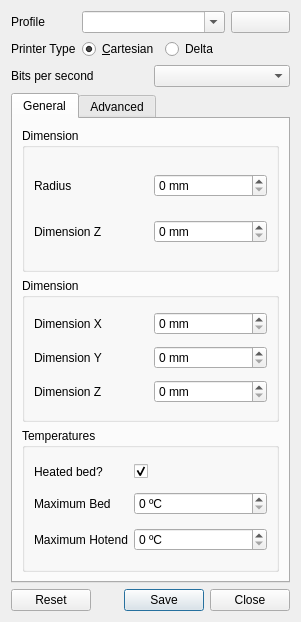
KDE/atelier, file src/dialogs/profilesdialog.ui: the form before one commit.
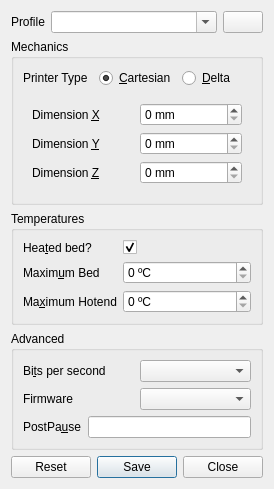
The form after the commit.

What changed in the file:
```diff
--- a/src/dialogs/profilesdialog.ui
+++ b/src/dialogs/profilesdialog.ui
@@ -6,8 +6,8 @@
    <rect>
     <x>0</x>
     <y>0</y>
-    <width>301</width>
-    <height>622</height>
+    <width>0</width>
+    <height>0</height>
    </rect>
   </property>
   <property name="windowTitle">
@@ -15,8 +15,8 @@
   </property>
   <layout class="QVBoxLayout" name="verticalLayout">
    <item>
-    <layout class="QGridLayout" name="gridLayout_3">
-     <item row="0" column="0">
+    <layout class="QHBoxLayout" name="horizontalLayout_2">
+     <item>
       <widget class="QLabel" name="label_20">
        <property name="text">
         <string>Profile</string>
@@ -26,38 +26,20 @@
        </property>
       </widget>
      </item>
-     <item row="3" column="1">
-      <widget class="QRadioButton" name="cartesianRB">
-       <property name="text">
-        <string>&amp;Cartesian</string>
-       </property>
-       <property name="checked">
-        <bool>true</bool>
-       </property>
-      </widget>
-     </item>
-     <item row="3" column="0">
-      <widget class="QLabel" name="label_7">
-       <property name="text">
-        <string>Printer Type</string>
-       </property>
-      </widget>
-     </item>
-     <item row="3" column="2">
-      <widget class="QRadioButton" name="deltaRB">
-       <property name="text">
-        <string>Delta</string>
-       </property>
-      </widget>
-     </item>
-     <item row="0" column="1" colspan="2">
+     <item>
       <widget class="QComboBox" name="profileCB">
+       <property name="sizePolicy">
+        <sizepolicy hsizetype="MinimumExpanding" vsizetype="Fixed">
+         <horstretch>0</horstretch>
+         <verstretch>0</verstretch>
+        </sizepolicy>
+       </property>
        <property name="editable">
         <bool>true</bool>
        </property>
       </widget>
      </item>
-     <item row="0" column="3">
+     <item>
       <widget class="QPushButton" name="removeProfilePB">
        <property name="toolTip">
         <string>Remove Profile</string>
@@ -73,65 +55,59 @@
     </layout>
    </item>
    <item>
-    <layout class="QHBoxLayout" name="horizontalLayout">
+    <widget class="QGroupBox" name="groupBox_2">
+     <property name="title">
+      <string>Mechanics</string>
+     </property>
+     <layout class="QVBoxLayout" name="verticalLayout_6">
      <item>
-      <widget class="QLabel" name="label_9">
+       <layout class="QHBoxLayout" name="horizontalLayout_3">
+        <item>
+         <widget class="QLabel" name="label_7">
        <property name="text">
-        <string>Bits per second</string>
-       </property>
-       <property name="buddy">
-        <cstring>baudCB</cstring>
-       </property>
+           <string>Printer Type</string>
+          </property>
+         </widget>
+        </item>
+        <item>
+         <widget class="QRadioButton" name="cartesianRB">
+          <property name="text">
+           <string>&amp;Cartesian</string>
+          </property>
+          <property name="checked">
+           <bool>true</bool>
+          </property>
       </widget>
      </item>
      <item>
-      <widget class="QComboBox" name="baudCB"/>
+         <widget class="QRadioButton" name="deltaRB">
+          <property name="text">
+           <string>&amp;Delta</string>
+          </property>
+         </widget>
      </item>
     </layout>
    </item>
    <item>
-    <widget class="QTabWidget" name="tabWidget">
-     <property name="sizePolicy">
-      <sizepolicy hsizetype="Expanding" vsizetype="MinimumExpanding">
-       <horstretch>0</horstretch>
-       <verstretch>0</verstretch>
-      </sizepolicy>
-     </property>
+       <widget class="QStackedWidget" name="printerTypeStack">
      <property name="currentIndex">
-      <number>0</number>
-     </property>
-     <widget class="QWidget" name="tab">
-      <attribute name="title">
-       <string>General</string>
-      </attribute>
-      <layout class="QGridLayout" name="gridLayout_6">
-       <item row="0" column="0">
-        <widget class="QGroupBox" name="deltaGB">
-         <property name="title">
-          <string>Dimension</string>
-         </property>
-         <layout class="QGridLayout" name="gridLayout_4">
-          <item row="1" column="0">
-           <widget class="QLabel" name="label_14">
-            <property name="text">
-             <string>Dimension Z</string>
-            </property>
-            <property name="buddy">
-             <cstring>z_delta_dimensionSB</cstring>
-            </property>
-           </widget>
-          </item>
-          <item row="0" column="0">
+         <number>1</number>
+        </property>
+        <widget class="QWidget" name="pageDelta">
+         <layout class="QVBoxLayout" name="verticalLayout_2">
+          <item>
+           <layout class="QHBoxLayout" name="horizontalLayout_9">
+            <item>
            <widget class="QLabel" name="label_13">
             <property name="text">
-             <string>Radius</string>
+               <string>Radi&amp;us</string>
             </property>
             <property name="buddy">
              <cstring>radiusSB</cstring>
-            </property>            
-           </widget>
-          </item>
-          <item row="0" column="1">
+              </property>
+             </widget>
+            </item>
+            <item>
            <widget class="QSpinBox" name="radiusSB">
             <property name="suffix">
              <string> mm</string>
@@ -141,7 +117,21 @@
             </property>
            </widget>
           </item>
-          <item row="1" column="1">
+           </layout>
+          </item>
+          <item>
+           <layout class="QHBoxLayout" name="horizontalLayout_10">
+            <item>
+             <widget class="QLabel" name="label_14">
+              <property name="text">
+               <string>Dimension &amp;Z</string>
+              </property>
+              <property name="buddy">
+               <cstring>z_delta_dimensionSB</cstring>
+              </property>
+             </widget>
+            </item>
+            <item>
            <widget class="QSpinBox" name="z_delta_dimensionSB">
             <property name="suffix">
              <string> mm</string>
@@ -152,45 +142,24 @@
            </widget>
           </item>
          </layout>
-        </widget>
-       </item>
-       <item row="1" column="0">
-        <widget class="QGroupBox" name="cartesianGB">
-         <property name="title">
-          <string>Dimension</string>
-         </property>
-         <layout class="QGridLayout" name="gridLayout">
-          <item row="2" column="1">
-           <widget class="QLabel" name="label_4">
-            <property name="text">
-             <string>Dimension Z</string>
-            </property>
-            <property name="buddy">
-             <cstring>z_dimensionSB</cstring>
-            </property>            
-           </widget>
-          </item>
-          <item row="1" column="1">
-           <widget class="QLabel" name="label_3">
-            <property name="text">
-             <string>Dimension Y</string>
-            </property>
-            <property name="buddy">
-             <cstring>y_dimensionSB</cstring>
-            </property>            
-           </widget>
-          </item>
-          <item row="0" column="1">
+          </item>
+         </layout>
+        </widget>
+        <widget class="QWidget" name="pageCartesian">
+         <layout class="QVBoxLayout" name="verticalLayout_3">
+          <item>
+           <layout class="QHBoxLayout" name="horizontalLayout_6">
+            <item>
            <widget class="QLabel" name="label">
             <property name="text">
-             <string>Dimension X</string>
+               <string>Dimension &amp;X</string>
             </property>
             <property name="buddy">
              <cstring>x_dimensionSB</cstring>
-            </property>            
-           </widget>
-          </item>
-          <item row="0" column="2">
+              </property>
+             </widget>
+            </item>
+            <item>
            <widget class="QSpinBox" name="x_dimensionSB">
             <property name="suffix">
              <string> mm</string>
@@ -200,17 +169,21 @@
             </property>
            </widget>
           </item>
-          <item row="2" column="2">
-           <widget class="QSpinBox" name="z_dimensionSB">
-            <property name="suffix">
-             <string> mm</string>
-            </property>
-            <property name="maximum">
-             <number>999999999</number>
+           </layout>
+          </item>
+          <item>
+           <layout class="QHBoxLayout" name="horizontalLayout_7">
+            <item>
+             <widget class="QLabel" name="label_3">
+              <property name="text">
+               <string>Dimension &amp;Y</string>
+              </property>
+              <property name="buddy">
+               <cstring>y_dimensionSB</cstring>
             </property>
            </widget>
           </item>
-          <item row="1" column="2">
+            <item>
            <widget class="QSpinBox" name="y_dimensionSB">
             <property name="suffix">
              <string> mm</string>
@@ -221,9 +194,39 @@
            </widget>
           </item>
          </layout>
-        </widget>
-       </item>
-       <item row="2" column="0">
+          </item>
+          <item>
+           <layout class="QHBoxLayout" name="horizontalLayout_8">
+            <item>
+             <widget class="QLabel" name="label_4">
+              <property name="text">
+               <string>Dimension &amp;Z</string>
+              </property>
+              <property name="buddy">
+               <cstring>z_dimensionSB</cstring>
+              </property>
+             </widget>
+            </item>
+            <item>
+             <widget class="QSpinBox" name="z_dimensionSB">
+              <property name="suffix">
+               <string> mm</string>
+              </property>
+              <property name="maximum">
+               <number>999999999</number>
+              </property>
+             </widget>
+            </item>
+           </layout>
+          </item>
+         </layout>
+        </widget>
+       </widget>
+      </item>
+     </layout>
+    </widget>
+   </item>
+   <item>
         <widget class="QGroupBox" name="bedTempsGB">
          <property name="title">
           <string>Temperatures</string>
@@ -232,7 +235,7 @@
           <item row="0" column="0">
            <widget class="QLabel" name="label_5">
             <property name="text">
-             <string>Heated bed?</string>
+         <string>Hea&amp;ted bed?</string>
             </property>
             <property name="buddy">
              <cstring>heatedBedCK</cstring>
@@ -252,7 +255,7 @@
           <item row="1" column="0">
            <widget class="QLabel" name="label_2">
             <property name="text">
-             <string>Maximum Bed</string>
+         <string>Maxim&amp;um Bed</string>
             </property>
             <property name="buddy">
              <cstring>bedTempSB</cstring>
@@ -272,7 +275,7 @@
           <item row="2" column="0">
            <widget class="QLabel" name="label_11">
             <property name="text">
-             <string>Maximum Hotend</string>
+         <string>Ma&amp;ximum Hotend</string>
             </property>
             <property name="buddy">
              <cstring>extruderTempSB</cstring>
@@ -292,14 +295,32 @@
          </layout>
         </widget>
        </item>
-      </layout>
-     </widget>
-     <widget class="QWidget" name="tab_3">
-      <attribute name="title">
+   <item>
+    <widget class="QGroupBox" name="groupBox">
+     <property name="title">
        <string>Advanced</string>
-      </attribute>
-    <layout class="QGridLayout" name="gridLayout_7">
-        <item row="1" column="0">
+     </property>
+     <layout class="QVBoxLayout" name="verticalLayout_4">
+      <item>
+       <layout class="QHBoxLayout" name="horizontalLayout">
+        <item>
+         <widget class="QLabel" name="label_9">
+          <property name="text">
+           <string>Bi&amp;ts per second</string>
+          </property>
+          <property name="buddy">
+           <cstring>baudCB</cstring>
+          </property>
+         </widget>
+        </item>
+        <item>
+         <widget class="QComboBox" name="baudCB"/>
+        </item>
+       </layout>
+      </item>
+      <item>
+       <layout class="QHBoxLayout" name="horizontalLayout_5">
+        <item>
          <widget class="QLabel" name="label_6">
           <property name="text">
            <string>Firmware</string>
@@ -309,37 +330,29 @@
           </property>
          </widget>
         </item>
-        <item row="1" column="1">
+        <item>
          <widget class="QComboBox" name="firmwareCB"/>
         </item>
-        <item row="3" column="0">
-         <spacer name="verticalSpacer">
-          <property name="orientation">
-           <enum>Qt::Vertical</enum>
-          </property>
-          <property name="sizeHint" stdset="0">
-           <size>
-            <width>20</width>
-            <height>40</height>
-           </size>
-          </property>
-         </spacer>
-        </item>
-        <item row="0" column="0">
+       </layout>
+      </item>
+      <item>
+       <layout class="QHBoxLayout" name="horizontalLayout_4">
+        <item>
          <widget class="QLabel" name="label_8">
           <property name="text">
-           <string>PostPause</string>
+           <string>PostPa&amp;use</string>
           </property>
          <property name="buddy">
           <cstring>postPauseLE</cstring>
          </property>          
          </widget>
         </item>
-        <item row="0" column="1">
+        <item>
          <widget class="QLineEdit" name="postPauseLE"/>
         </item>
        </layout>
-     </widget>
+      </item>
+     </layout>
     </widget>
    </item>
    <item>
```
Left out of the diff: 12 changed lines with no effect on the pictures. Lines whose indentation alone changed are shown as unchanged.
